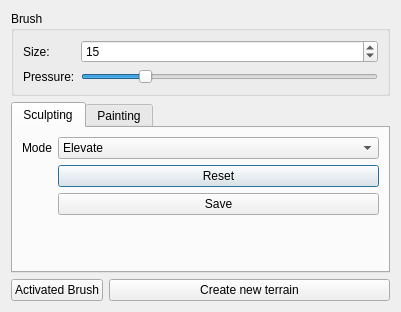
spiricn/Wt, file src/wte/ui/TerrainEditor.ui: the form before one commit.
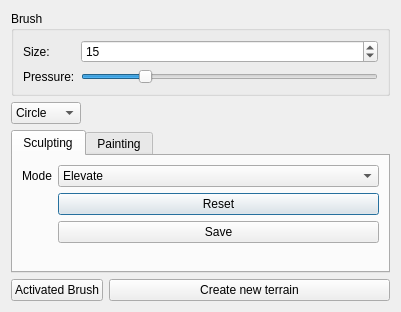
The form after the commit.

Commit message: Actor visibility toggle added in editor.

```diff
--- a/src/wte/ui/TerrainEditor.ui
+++ b/src/wte/ui/TerrainEditor.ui
@@ -178,6 +178,20 @@
      </property>
     </widget>
    </item>
+   <item row="1" column="0">
+    <widget class="QComboBox" name="brushShape">
+     <item>
+      <property name="text">
+       <string>Circle</string>
+      </property>
+     </item>
+     <item>
+      <property name="text">
+       <string>Square</string>
+      </property>
+     </item>
+    </widget>
+   </item>
   </layout>
  </widget>
  <resources/>
```
The commit also changes 12 other files.
